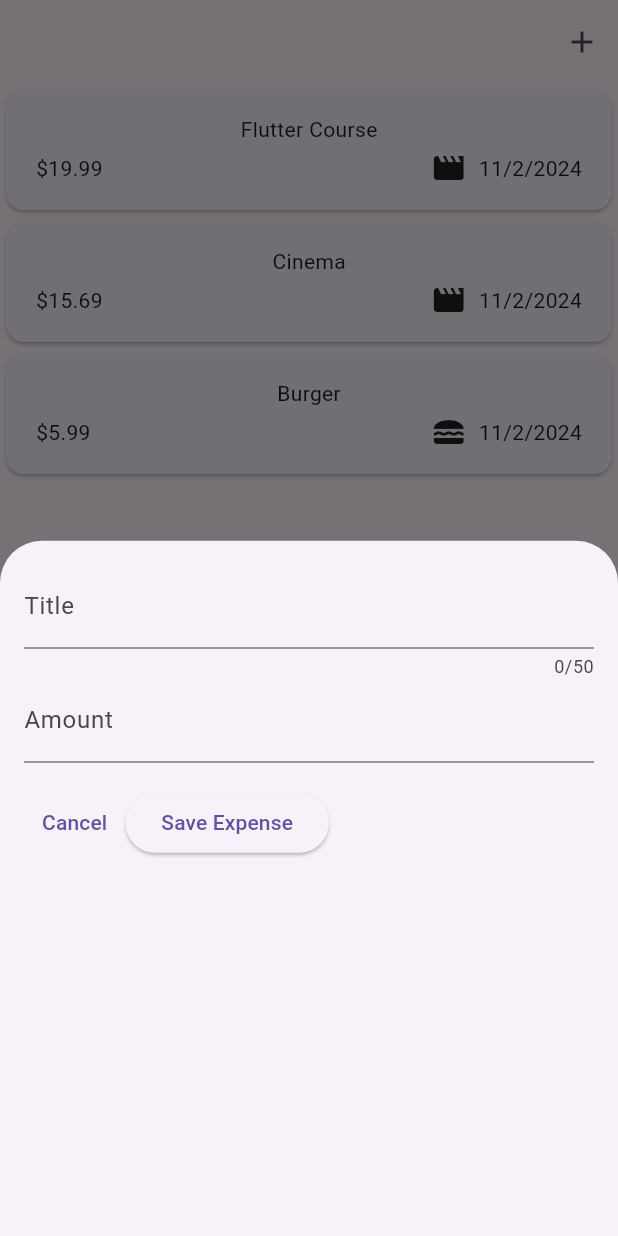
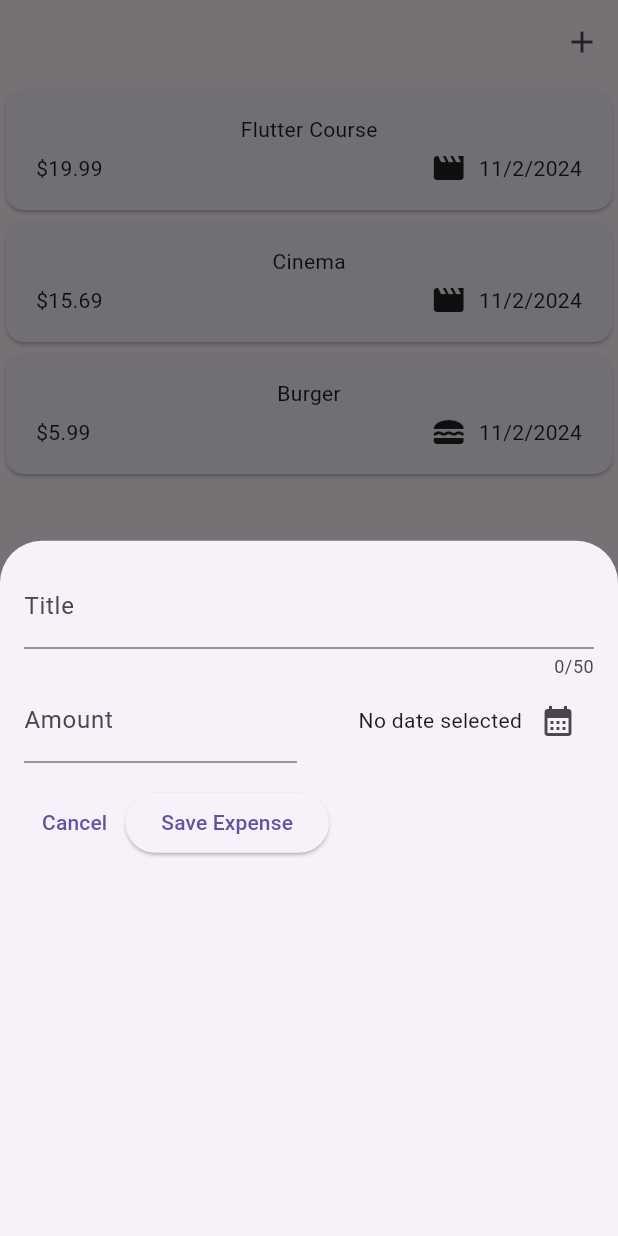
Before and after one commit to hiep1810/expense_tracker, a Flutter app: the screen it shows after launch, after a tap on the "add" icon, on a phone screen of 412 x 824 dp. Run offline on Flutter 3.47's test engine with Material 3 defaults, Android fonts, the phone set to English and light mode, and no system bars.

Commit message:
Update: Add date_picker_button

```diff
--- a/lib/widgets/new_expense.dart
+++ b/lib/widgets/new_expense.dart
@@ -1,4 +1,7 @@
 import 'package:flutter/material.dart';
+import 'package:intl/intl.dart';
+
+final formatter = DateFormat.yMd();
 
 class NewExpense extends StatefulWidget {
   const NewExpense({super.key});
@@ -10,6 +13,23 @@ class NewExpense extends StatefulWidget {
 class _NewExpenseState extends State<NewExpense> {
   final _titleController = TextEditingController();
   final _amountController = TextEditingController();
+  DateTime? _selectedDate;
+
+  void _presentDatePicker() async {
+    final now = DateTime.now();
+    final firstDate = DateTime(now.year - 1, now.month, now.day);
+
+    final pickedDate = await showDatePicker(
+      context: context,
+      initialDate: now,
+      firstDate: firstDate,
+      lastDate: now,
+    );
+
+    setState(() {
+      _selectedDate = pickedDate;
+    });
+  }
 
   @override
   void dispose() {
@@ -31,13 +51,37 @@ class _NewExpenseState extends State<NewExpense> {
               label: Text('Title'),
             ),
           ),
-          TextField(
+          Row(
+            children: [
+              Expanded(
+                child: TextField(
                   controller: _amountController,
                   keyboardType: TextInputType.number,
                   decoration: const InputDecoration(
                     prefixText: '\$ ',
                     label: Text('Amount'),
                   ),
+                ),
+              ),
+              const SizedBox(width: 16),
+              Expanded(
+                child: Row(
+                  mainAxisAlignment: MainAxisAlignment.end,
+                  crossAxisAlignment: CrossAxisAlignment.center,
+                  children: [
+                    Text(
+                      _selectedDate == null
+                          ? 'No date selected'
+                          : formatter.format(_selectedDate!),
+                    ),
+                    IconButton(
+                      onPressed: _presentDatePicker,
+                      icon: const Icon(Icons.calendar_month),
+                    ),
+                  ],
+                ),
+              ),
+            ],
           ),
           const SizedBox(height: 16),
           Row(
```
Lines whose indentation alone changed are shown as unchanged.
